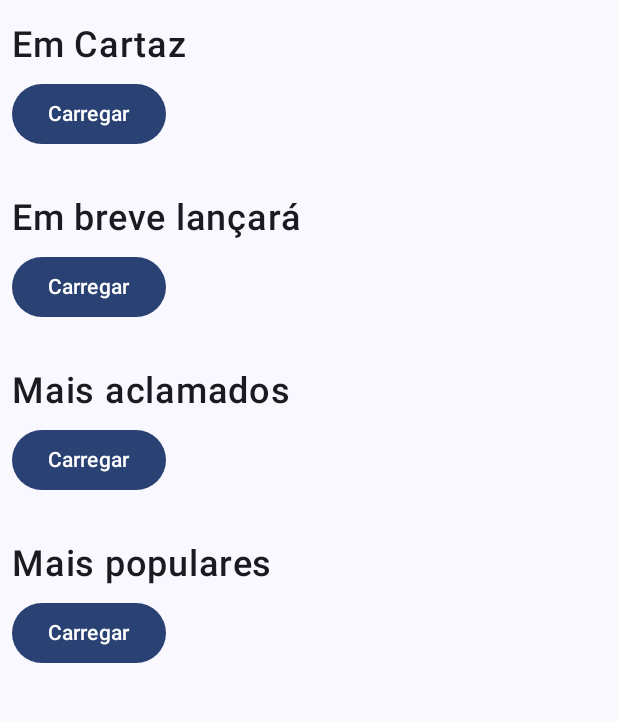
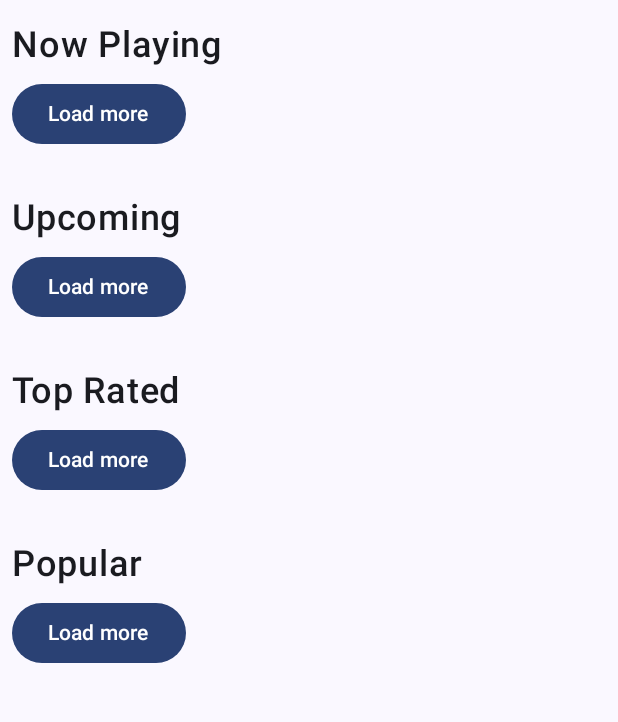
Before and after one commit to alanliongar/CineNow, an Android app built with Jetpack Compose: the MovieListScreen screen opened through its navigation route, on a phone screen of 412 x 824 dp, the part 84-806 px from its top. Run offline under Robolectric (Android 15) with nearby library versions, the phone set to English and light mode, and no system bars; our stand-ins replace Room's generated code; pictures from the network do not load.

```diff
--- a/app/src/main/java/com/devspacecinenow/detail/data/DetailService.kt
+++ b/app/src/main/java/com/devspacecinenow/detail/data/DetailService.kt
@@ -7,6 +7,6 @@ import retrofit2.http.GET
 import retrofit2.http.Path
 
 interface DetailService {
-    @GET("{movie_id}?language=pt-BR")
+    @GET("{movie_id}?language=en-US")
     suspend fun getMovieById(@Path("movie_id") movieId: String): Response<MovieDto>
 }
--- a/app/src/main/java/com/devspacecinenow/detail/presentation/ui/MovieDetailScreen.kt
+++ b/app/src/main/java/com/devspacecinenow/detail/presentation/ui/MovieDetailScreen.kt
@@ -87,7 +87,7 @@ fun MovieDetailScreen(
         }
     } ?: Text(
         modifier = Modifier.padding(16.dp),
-        text = "Algo deu errado",
+        text = "Something went wrong",
         fontWeight = FontWeight.Bold,
         color = Color.Red,
         fontSize = 24.sp,
--- a/app/src/main/java/com/devspacecinenow/list/data/remote/ListService.kt
+++ b/app/src/main/java/com/devspacecinenow/list/data/remote/ListService.kt
@@ -6,15 +6,15 @@ import retrofit2.http.GET
 import retrofit2.http.Query
 /*&page={page}*/
 interface ListService {
-    @GET("now_playing?language=pt-BR")
+    @GET("now_playing?language=en-US")
     suspend fun getNowPlayingMovies(@Query("page") page: Int): Response<MovieResponse>
 
-    @GET("popular?language=pt-BR")
+    @GET("popular?language=en-US")
     suspend fun getPopularMovies(@Query("page") page: Int): Response<MovieResponse>
 
-    @GET("top_rated?language=pt-BR")
+    @GET("top_rated?language=en-US")
     suspend fun getTopRatedMovies(@Query("page") page: Int): Response<MovieResponse>
 
-    @GET("upcoming?language=pt-BR")
+    @GET("upcoming?language=en-US")
     suspend fun getUpcomingMovies(@Query("page") page: Int): Response<MovieResponse>
 }
--- a/app/src/main/java/com/devspacecinenow/list/presentation/ui/MovieListScreen.kt
+++ b/app/src/main/java/com/devspacecinenow/list/presentation/ui/MovieListScreen.kt
@@ -80,28 +80,28 @@ fun MovieListContent(
             text = "CineNow"
         )
         MovieSession(
-            "Em Cartaz",
+            "Now Playing",
             nowPlayingMovies,
             onClick = onClick,
             loadMore = loadMoreNowPlaying
         )
         Spacer(modifier = Modifier.size(15.dp))
         MovieSession(
-            "Em breve lançará",
+            "Upcoming",
             upcomingMovies,
             onClick = onClick,
             loadMore = loadMoreUpcoming
         )
         Spacer(modifier = Modifier.size(15.dp))
         MovieSession(
-            "Mais aclamados",
+            "Top Rated",
             topRatedMovies,
             onClick = onClick,
             loadMore = loadMoreTopRated
         )
         Spacer(modifier = Modifier.size(15.dp))
         MovieSession(
-            "Mais populares",
+            "Popular",
             popularMovies,
             onClick = onClick,
             loadMore = loadMorePopular
@@ -126,7 +126,7 @@ private fun MovieSession(
         Text(fontSize = 24.sp, text = label, fontWeight = FontWeight.SemiBold)
         Spacer(modifier = Modifier.size(8.dp))
         if (movieListUiState.isLoading) {
-            Text(color = Color.Green, text = "CARREGANDO", fontWeight = FontWeight.SemiBold)
+            Text(color = Color.Green, text = "Loading...", fontWeight = FontWeight.SemiBold)
         } else if (movieListUiState.isError) {
             Text(
                 color = Color.Red,
@@ -162,7 +162,7 @@ private fun MovieList(
                 horizontalAlignment = Alignment.CenterHorizontally
             ) {
                 Button(onClick = loadMore) {
-                    Text("Carregar")
+                    Text("Load more")
                 }
             }
         }
```
Also changed, not shown: 2 other files.
